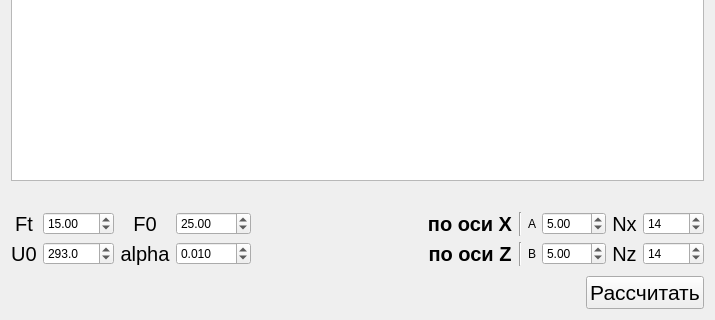
Old version of the form mainwindow.ui in the repository xammi/Gradov-Lab; both pictures show x 0 to 715 and y 302 to 622 of the 715 by 622 pixel window.
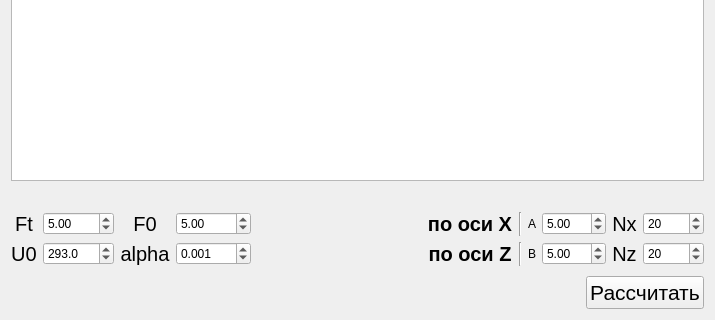
New version of the form.

What changed in the file:
```diff
--- a/mainwindow.ui
+++ b/mainwindow.ui
@@ -82,7 +82,7 @@
            <double>999.990000000000009</double>
           </property>
           <property name="value">
-           <double>15.000000000000000</double>
+           <double>5.000000000000000</double>
           </property>
          </widget>
         </item>
@@ -153,7 +153,7 @@
            <double>999.990000000000009</double>
           </property>
           <property name="value">
-           <double>25.000000000000000</double>
+           <double>5.000000000000000</double>
           </property>
          </widget>
         </item>
@@ -184,7 +184,7 @@
            <double>999.990000000000009</double>
           </property>
           <property name="value">
-           <double>0.010000000000000</double>
+           <double>0.001000000000000</double>
           </property>
          </widget>
         </item>
@@ -263,7 +263,7 @@
            <number>10000</number>
           </property>
           <property name="value">
-           <number>14</number>
+           <number>20</number>
           </property>
          </widget>
         </item>
@@ -273,7 +273,7 @@
            <number>10000</number>
           </property>
           <property name="value">
-           <number>14</number>
+           <number>20</number>
           </property>
           <property name="displayIntegerBase">
            <number>10</number>
```
